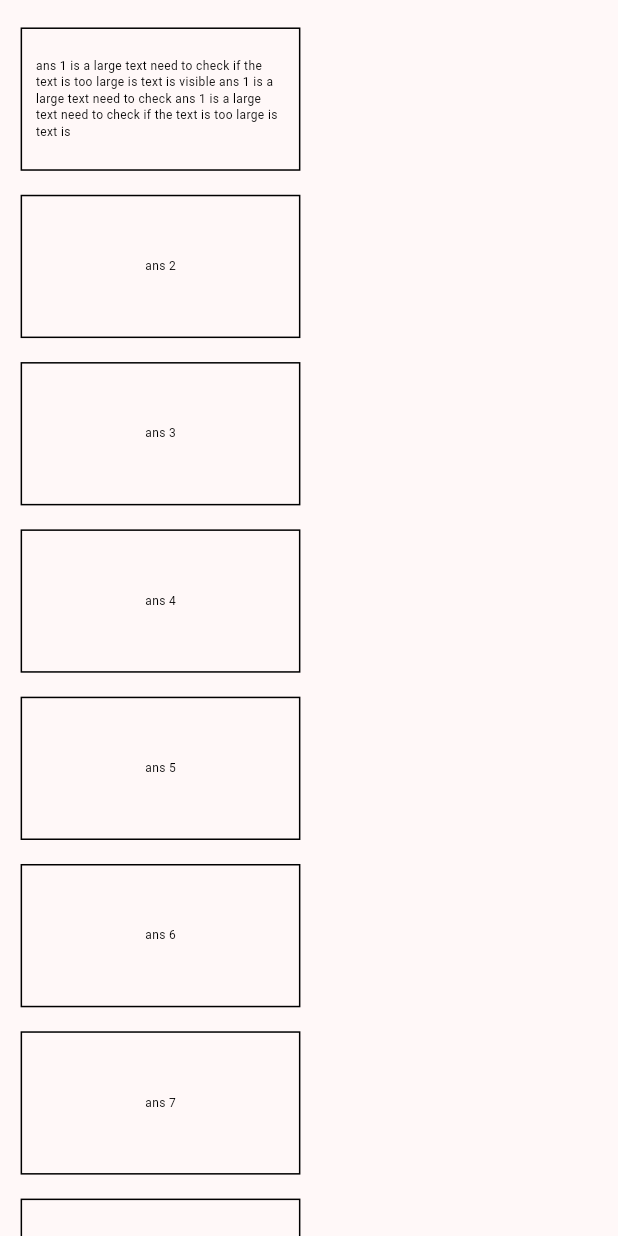
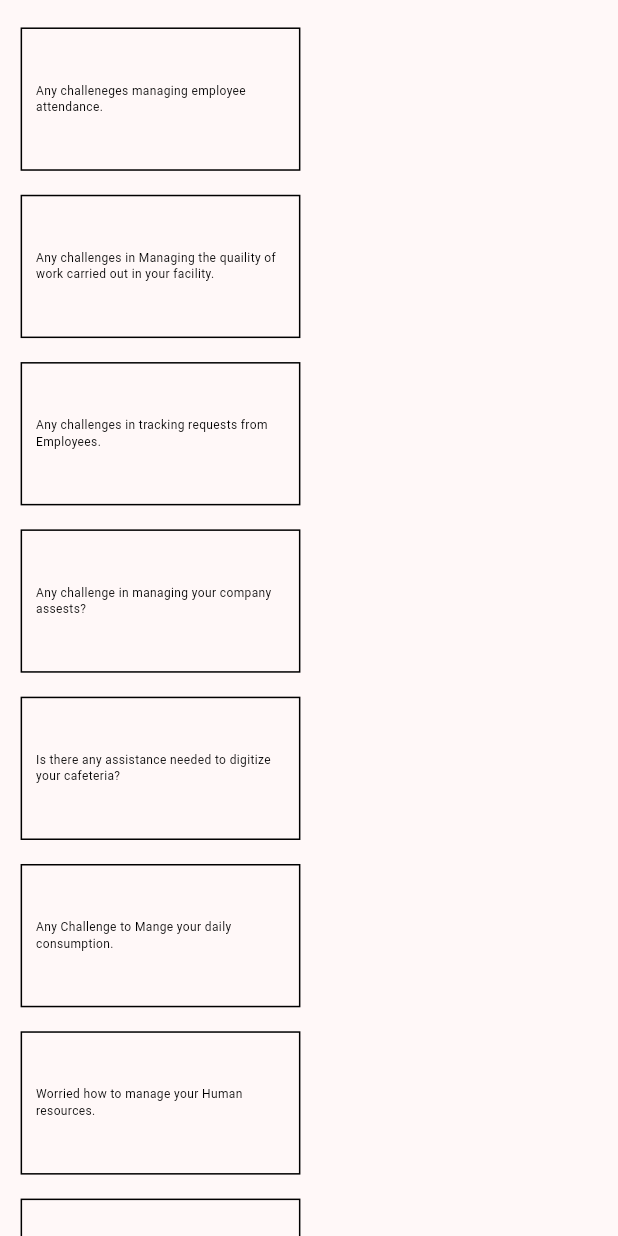
Before and after one commit to javed-khan-developer/exhibition_data_collection, a Flutter app: the screen it shows after launch, on a phone screen of 412 x 824 dp. Run offline on Flutter 3.47's test engine with Material 3 defaults, Android fonts, the light colour scheme and no system bars; our stand-ins replace bot_toast, firebase_core, flutter_screenutil; accounts and stored records are empty.

Commit message:
question added

```diff
--- a/lib/screen/home_screen.dart
+++ b/lib/screen/home_screen.dart
@@ -16,17 +16,14 @@ class _HomeScreenState extends State<HomeScreen> {
   bool _isOtherTabSelected = false;
   bool _isLoading = false;
   final List<TabList> _tabList = [
-    TabList(
-        isSelected: false,
-        answer:
-            'ans 1 is a large text need to check if the text is too large is text is visible ans 1 is a large text need to check ans 1 is a large text need to check if the text is too large is text is'),
-    TabList(isSelected: false, answer: 'ans 2'),
-    TabList(isSelected: false, answer: 'ans 3'),
-    TabList(isSelected: false, answer: 'ans 4'),
-    TabList(isSelected: false, answer: 'ans 5'),
-    TabList(isSelected: false, answer: 'ans 6'),
-    TabList(isSelected: false, answer: 'ans 7'),
-    TabList(isSelected: false, answer: 'ans 8'),
+    TabList(isSelected: false,answer: 'Any challeneges managing employee attendance.'),
+    TabList(isSelected: false, answer: 'Any challenges in Managing the quaility of work carried out in your facility.'),
+    TabList(isSelected: false, answer: 'Any challenges in tracking requests from Employees.'),
+    TabList(isSelected: false, answer: 'Any challenge in managing your company assests?'),
+    TabList(isSelected: false, answer: 'Is there any assistance needed to digitize your cafeteria?'),
+    TabList(isSelected: false, answer: 'Any Challenge to Mange your daily consumption.'),
+    TabList(isSelected: false, answer: 'Worried how to manage your Human resources.'),
+    TabList(isSelected: false, answer: 'Manage your day to day project resouces.'),
   ];
   final TextEditingController _otherFieldController = TextEditingController();
   final TextEditingController _nameController = TextEditingController();
```
